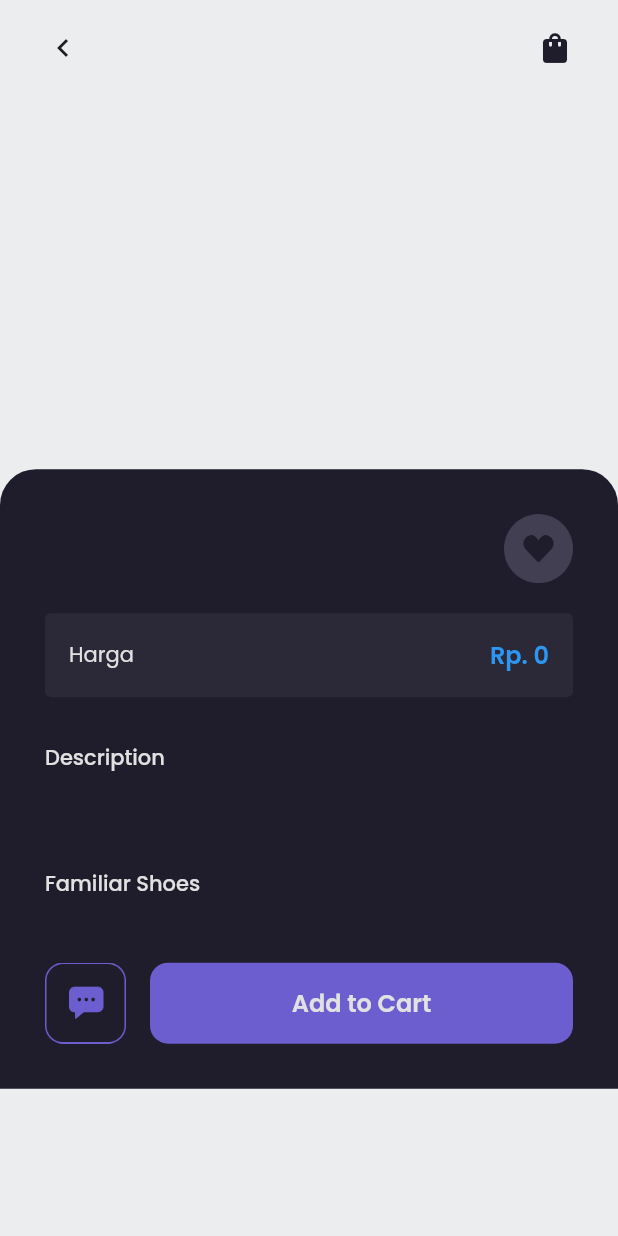
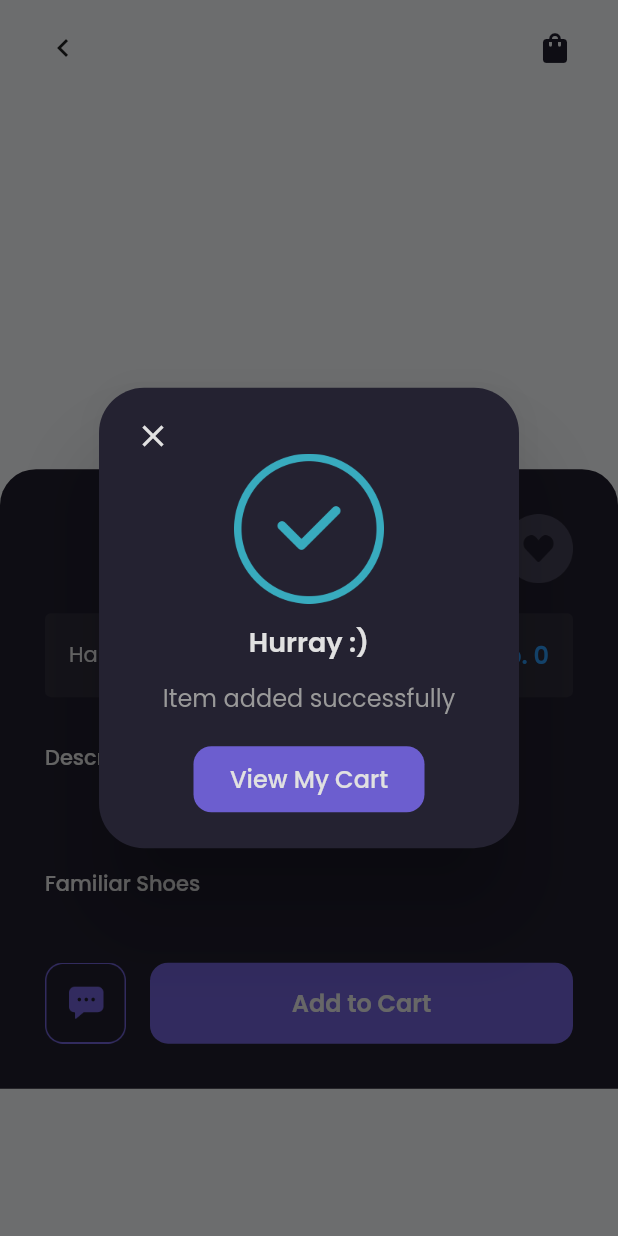
Before and after one commit to tobiaditia/app_shamo, a Flutter app: the ProductPage screen opened directly with empty values, after a tap on "Add to Cart", on a phone screen of 412 x 824 dp. Run offline on Flutter 3.47's test engine with Material 2 defaults, Android fonts, the phone set to English and light mode, and no system bars; drawn by our look-alikes of carousel_slider; our stand-ins replace flutter_money_formatter, google_fonts; accounts and stored records are empty; network calls fail.

Commit message:
Menampilkan Cart Secara Dinamis Pada Cart Page

```diff
--- a/lib/main.dart
+++ b/lib/main.dart
@@ -10,6 +10,7 @@ import 'package:app_shamo/pages/sign_in_page.dart';
 import 'package:app_shamo/pages/sign_up_page.dart';
 import 'package:app_shamo/pages/splash_page.dart';
 import 'package:app_shamo/providers/auth_provider.dart';
+import 'package:app_shamo/providers/cart_provider.dart';
 import 'package:app_shamo/providers/product_provider.dart';
 import 'package:app_shamo/providers/wishlist_provider.dart';
 import 'package:flutter/material.dart';
@@ -34,6 +35,9 @@ class MyApp extends StatelessWidget {
         ChangeNotifierProvider(
           create: (context) => WishlistProvider(),
         ),
+        ChangeNotifierProvider(
+          create: (context) => CartProvider(),
+        ),
       ],
       child: MaterialApp(
         debugShowCheckedModeBanner: false,
--- /dev/null
+++ b/lib/models/cart_model.dart
@@ -0,0 +1,29 @@
+import 'package:app_shamo/models/category_model.dart';
+import 'package:app_shamo/models/gallery_model.dart';
+import 'package:app_shamo/models/product_model.dart';
+
+class CartModel {
+  int id;
+  ProductModel product;
+  int quantity;
+
+  CartModel({this.id, this.product, this.quantity});
+
+  CartModel.fromJson(Map<String, dynamic> json) {
+    id = json['id'];
+    product = ProductModel.fromJson(json['product']);
+    quantity = json['quantity'];
+  }
+
+  Map<String, dynamic> toJson() {
+    return {
+      'id': id,
+      'product': product.toJson(),
+      'quantity': quantity,
+    };
+  }
+
+  double getTotalPrice() {
+    return product.price * quantity;
+  }
+}
--- a/lib/pages/home/product_page.dart
+++ b/lib/pages/home/product_page.dart
@@ -1,4 +1,5 @@
 import 'package:app_shamo/models/product_model.dart';
+import 'package:app_shamo/providers/cart_provider.dart';
 import 'package:app_shamo/providers/product_provider.dart';
 import 'package:app_shamo/providers/wishlist_provider.dart';
 import 'package:app_shamo/theme.dart';
@@ -22,11 +23,91 @@ class _ProductPageState extends State<ProductPage> {
   Widget build(BuildContext context) {
     ProductProvider productProvider = Provider.of<ProductProvider>(context);
     WishlistProvider wishlistProvider = Provider.of<WishlistProvider>(context);
+    CartProvider cartProvider = Provider.of<CartProvider>(context);
 
     FlutterMoneyFormatter fmf =
         FlutterMoneyFormatter(amount: widget.product.price);
 
     MoneyFormatterOutput fo = fmf.output;
+
+    Future<void> showSuccessDialog() async {
+      return showDialog(
+        context: context,
+        builder: (BuildContext context) => Container(
+          width: MediaQuery.of(context).size.width - (2 * defaultMargin),
+          child: AlertDialog(
+            backgroundColor: bgColor3,
+            shape: RoundedRectangleBorder(
+              borderRadius: BorderRadius.circular(30),
+            ),
+            content: SingleChildScrollView(
+              child: Column(
+                children: [
+                  Align(
+                    alignment: Alignment.centerLeft,
+                    child: GestureDetector(
+                      onTap: () {
+                        Navigator.pop(context);
+                      },
+                      child: Icon(
+                        Icons.close,
+                        color: primaryTextColor,
+                      ),
+                    ),
+                  ),
+                  Image.asset(
+                    'assets/icon_success.png',
+                    width: 100,
+                  ),
+                  SizedBox(
+                    height: 12,
+                  ),
+                  Text(
+                    'Hurray :)',
+                    style: primaryTextStyle.copyWith(
+                      fontSize: 18,
+                      fontWeight: semiBold,
+                    ),
+                  ),
+                  SizedBox(
+                    height: 12,
+                  ),
+                  Text(
+                    'Item added successfully',
+                    style: secondaryTextStyle,
+                  ),
+                  SizedBox(
+                    height: 20,
+                  ),
+                  Container(
+                    width: 154,
+                    height: 44,
+                    child: TextButton(
+                      onPressed: () {
+                        Navigator.pushNamed(context, '/cart');
+                      },
+                      style: TextButton.styleFrom(
+                        backgroundColor: primaryColor,
+                        shape: RoundedRectangleBorder(
+                          borderRadius: BorderRadius.circular(12),
+                        ),
+                      ),
+                      child: Text(
+                        'View My Cart',
+                        style: primaryTextStyle.copyWith(
+                          fontSize: 16,
+                          fontWeight: medium,
+                        ),
+                      ),
+                    ),
+                  ),
+                ],
+              ),
+            ),
+          ),
+        ),
+      );
+    }
 
     Widget indicator(int index) {
       return Container(
@@ -69,7 +150,7 @@ class _ProductPageState extends State<ProductPage> {
                 Icon(
                   Icons.shopping_bag,
                   color: bgColor1,
-                )
+                ),
               ],
             ),
           ),
@@ -272,7 +353,10 @@ class _ProductPageState extends State<ProductPage> {
                     child: Container(
                       height: 54,
                       child: TextButton(
-                        onPressed: () {},
+                        onPressed: () {
+                          cartProvider.addCarts(widget.product);
+                          showSuccessDialog();
+                        },
                         style: TextButton.styleFrom(
                             backgroundColor: primaryColor,
                             shape: RoundedRectangleBorder(
--- /dev/null
+++ b/lib/providers/cart_provider.dart
@@ -0,0 +1,64 @@
+import 'package:app_shamo/models/cart_model.dart';
+import 'package:app_shamo/models/product_model.dart';
+import 'package:flutter/material.dart';
+
+class CartProvider with ChangeNotifier {
+  List<CartModel> _carts = [];
+
+  List<CartModel> get carts => _carts;
+
+  set carts(List<CartModel> carts) {
+    _carts = carts;
+    notifyListeners();
+  }
+
+  addCarts(ProductModel product) {
+    try {
+      if (isOnCart(product)) {
+        int index =
+            _carts.indexWhere((element) => element.product.id == product.id);
+        _carts[index].quantity++;
+      } else {
+        _carts.add(CartModel(id: _carts.length, product: product, quantity: 1));
+      }
+
+      notifyListeners();
+    } catch (e) {
+      print(e);
+    }
+  }
+
+  removeCart(int id) {
+    _carts.removeAt(id);
+    notifyListeners();
+  }
+
+  changeQuantity(int id, bool increase) {
+    increase
+        ? _carts[id].quantity++
+        : _carts[id].quantity > 1
+            ? _carts[id].quantity--
+            : _carts[id].quantity;
+    notifyListeners();
+  }
+
+  isOnCart(ProductModel product) {
+    return _carts.indexWhere((element) => element.product.id == product.id) ==
+            -1
+        ? false
+        : true;
+  }
+
+  totalItem() {
+    int total = 0;
+    _carts.forEach((element) => total += element.quantity);
+    return total;
+  }
+
+  totalPrice() {
+    double total = 0;
+    _carts.forEach(
+        (element) => total += element.product.price * element.quantity);
+    return total;
+  }
+}
--- a/lib/widgets/cart_card.dart
+++ b/lib/widgets/cart_card.dart
@@ -1,9 +1,17 @@
+import 'package:app_shamo/models/cart_model.dart';
+import 'package:app_shamo/providers/cart_provider.dart';
 import 'package:app_shamo/theme.dart';
 import 'package:flutter/material.dart';
+import 'package:provider/provider.dart';
 
 class CartCard extends StatelessWidget {
+  final CartModel cart;
+  CartCard(this.cart);
+
   @override
   Widget build(BuildContext context) {
+    CartProvider cartProvider = Provider.of<CartProvider>(context);
+
     return Container(
       margin: EdgeInsets.only(top: 15),
       padding: EdgeInsets.symmetric(horizontal: 16, vertical: 10),
@@ -21,7 +29,7 @@ class CartCard extends StatelessWidget {
                 decoration: BoxDecoration(
                     borderRadius: BorderRadius.circular(12),
                     image: DecorationImage(
-                        image: AssetImage('assets/image_shoes.png'))),
+                        image: NetworkImage(cart.product.galleries[0].url))),
               ),
               SizedBox(
                 width: 12,
@@ -31,34 +39,44 @@ class CartCard extends StatelessWidget {
                 crossAxisAlignment: CrossAxisAlignment.start,
                 children: [
                   Text(
-                    "Torrex Urban Low",
+                    cart.product.name,
                     style: primaryTextStyle.copyWith(fontWeight: semiBold),
                   ),
                   Text(
-                    "Rp. 500.000",
+                    cart.product.price.toString(),
                     style: priceTextStyle,
                   )
                 ],
               )),
               Column(
                 children: [
-                  Image.asset(
+                  GestureDetector(
+                    onTap: () {
+                      cartProvider.changeQuantity(cart.id, true);
+                    },
+                    child: Image.asset(
                       'assets/button_add.png',
                       width: 16,
+                    ),
                   ),
                   SizedBox(
                     height: 2,
                   ),
                   Text(
-                    "2",
+                    cart.quantity.toString(),
                     style: primaryTextStyle.copyWith(fontWeight: medium),
                   ),
                   SizedBox(
                     height: 2,
                   ),
-                  Image.asset(
+                  GestureDetector(
+                    onTap: () {
+                      cartProvider.changeQuantity(cart.id, false);
+                    },
+                    child: Image.asset(
                       'assets/button_min.png',
                       width: 16,
+                    ),
                   )
                 ],
               )
@@ -67,7 +85,11 @@ class CartCard extends StatelessWidget {
           SizedBox(
             height: 12,
           ),
-          Row(
+          GestureDetector(
+            onTap: () {
+              cartProvider.removeCart(cart.id);
+            },
+            child: Row(
               children: [
                 Image.asset(
                   'assets/button_delete.png',
@@ -78,9 +100,11 @@ class CartCard extends StatelessWidget {
                 ),
                 Text(
                   "Remove",
-                style: alertTextStyle.copyWith(fontSize: 12, fontWeight: light),
+                  style:
+                      alertTextStyle.copyWith(fontSize: 12, fontWeight: light),
                 )
               ],
+            ),
           )
         ],
       ),
```
Also changed, not shown: lib/pages/home/cart_page.dart (+14 -17 lines), assets/icon_success.png (added). Lines whose indentation alone changed are shown as unchanged.
